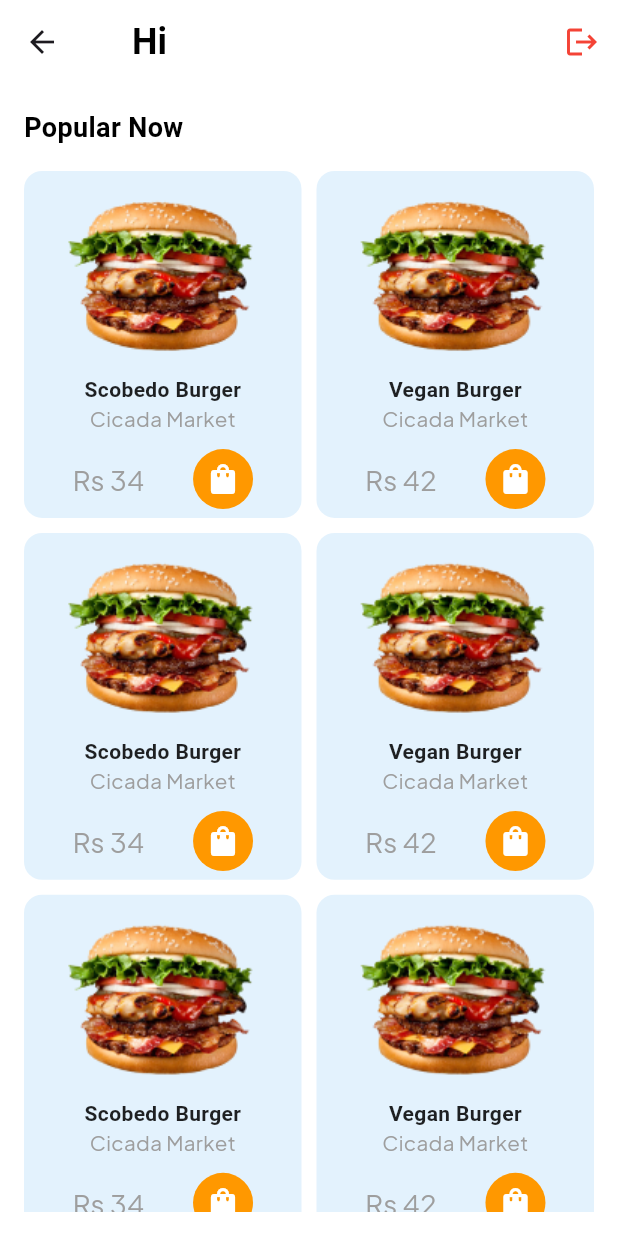
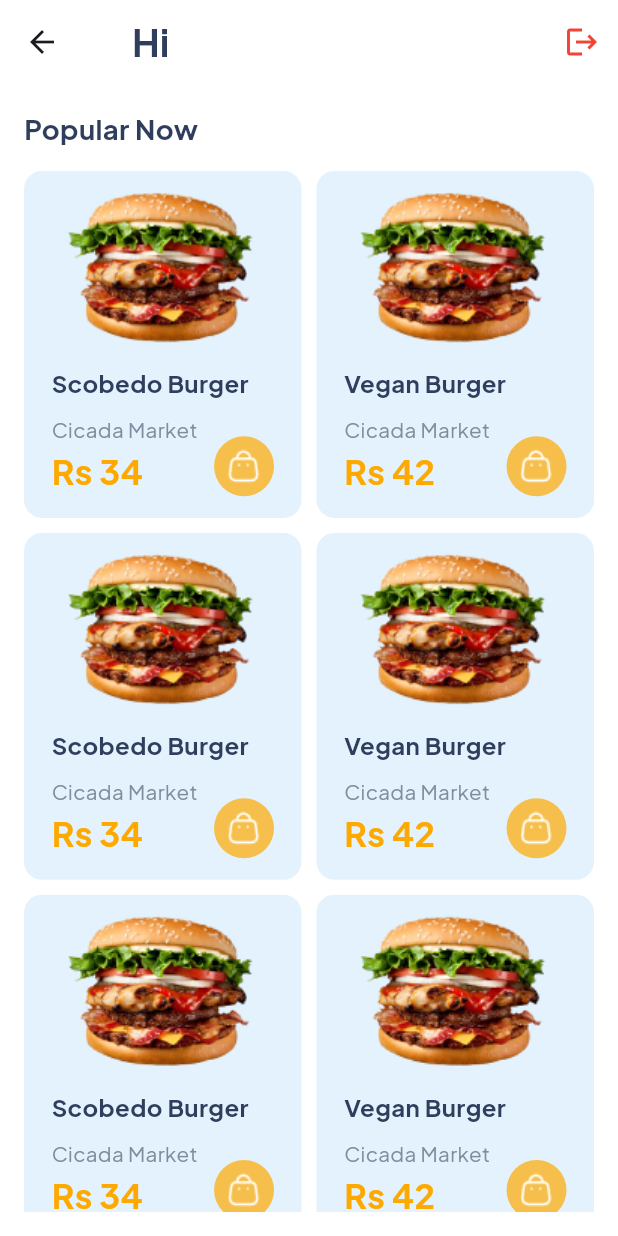
Before and after one commit to YahyaKhan007/stackBuffer-test, a Flutter app: the HomepageView screen opened by its route, on a phone screen of 412 x 824 dp. Run offline on Flutter 3.47's test engine with Material 3 defaults, Android fonts, the phone set to English and light mode, and no system bars; our stand-ins replace cached_network_image, cloud_firestore, equatable, firebase_auth, firebase_core, firebase_storage and 8 more; accounts and stored records are empty.

Commit message:
homepage done

```diff
--- a/lib/src/core/custom_elements/app_assets.dart
+++ b/lib/src/core/custom_elements/app_assets.dart
@@ -2,4 +2,6 @@ class AppAssets {
   static const splashImage = '';
   static const cartoon1 = 'assets/images/cartoon1.png';
   static const burger = 'assets/images/burger.png';
+  static const cartIcon = 'assets/images/cart_icon.png';
+  static const lunchImage = 'assets/images/lunch.png';
 }
--- a/lib/src/core/custom_elements/app_colors.dart
+++ b/lib/src/core/custom_elements/app_colors.dart
@@ -5,4 +5,6 @@ class AppColors {
   static const primary = Colors.white;
   static const secondary = Color(0xffFEA900);
   static const errorColor = Colors.red;
+  static const blueGrey = Color(0xff2E3E5C);
+  static const grey = Color(0xff7F8E9D);
 }
--- a/lib/src/core/services/route_service/app_route_service.dart
+++ b/lib/src/core/services/route_service/app_route_service.dart
@@ -2,14 +2,22 @@ import 'package:get/get.dart';
 import 'package:stackbuffer_test/src/modules/authentication/login/view/login_view.dart';
 import 'package:stackbuffer_test/src/modules/authentication/splash/view/splash_view.dart';
 import 'package:stackbuffer_test/src/modules/home/homepage/views/homepage_view.dart';
+import 'package:stackbuffer_test/src/modules/product_details/views/product_details_view.dart';
 
-enum AppRoutes { initial, login, homepage }
+enum AppRoutes {
+  initial,
+  login,
+  homepage,
+  productDetails,
+}
 
 class AppPages {
   static final routes = [
     GetPage(name: AppRoutes.initial.path, page: () => SplashView()),
     GetPage(name: AppRoutes.login.path, page: () => LoginView()),
     GetPage(name: AppRoutes.homepage.path, page: () => HomepageView()),
+    GetPage(
+        name: AppRoutes.productDetails.path, page: () => ProductDetailsView()),
   ];
 }
 
@@ -22,6 +30,8 @@ extension AppRoutesExtension on AppRoutes {
         return '/login';
       case AppRoutes.homepage:
         return '/homepage';
+      case AppRoutes.productDetails:
+        return '/productDetails';
       // Default route
     }
   }
--- a/lib/src/modules/authentication/splash/view/splash_view.dart
+++ b/lib/src/modules/authentication/splash/view/splash_view.dart
@@ -1,9 +1,11 @@
 import 'package:flutter/material.dart';
 import 'package:flutter_screenutil/flutter_screenutil.dart';
 import 'package:get/get.dart';
+import 'package:google_fonts/google_fonts.dart';
 import 'package:stackbuffer_test/src/core/custom_elements/base_scaffold.dart';
 import 'package:stackbuffer_test/src/modules/authentication/splash/controller/splash_controller.dart';
 
+import '../../../../core/custom_elements/app_colors.dart';
 import '../../../../core/custom_elements/app_strings.dart';
 import '../../../../core/custom_elements/custom_text.dart';
 
@@ -32,10 +34,10 @@ class _SplashViewState extends State<SplashView> {
       body: Center(
         child: CustomText(
           text: AppStrings.splashScreen,
-          textStyle: TextStyle(
-            fontSize: 12.sp,
-            fontWeight: FontWeight.normal,
-            fontStyle: FontStyle.italic,
+          textStyle: GoogleFonts.plusJakartaSans(
+            color: AppColors.blueGrey,
+            fontSize: 22.sp,
+            fontWeight: FontWeight.bold,
           ),
         ),
       ),
--- a/lib/src/modules/home/homepage/views/homepage_view.dart
+++ b/lib/src/modules/home/homepage/views/homepage_view.dart
@@ -6,6 +6,7 @@ import 'package:google_fonts/google_fonts.dart';
 import 'package:stackbuffer_test/src/core/custom_elements/app_assets.dart';
 import 'package:stackbuffer_test/src/core/custom_elements/app_constants.dart';
 import 'package:stackbuffer_test/src/core/custom_elements/custom_text.dart';
+import 'package:stackbuffer_test/src/core/services/route_service/app_route_service.dart';
 import 'package:stackbuffer_test/src/modules/home/homepage/controller/homepage_controller.dart';
 
 import '../../../../core/custom_elements/app_colors.dart';
@@ -26,9 +27,9 @@ class HomepageView extends StatelessWidget {
           padding: EdgeInsets.only(left: 16.0),
           child: Text(
             'Hi ${homepageController.userService.currentUser.value?.name ?? ""}',
-            style: TextStyle(
-              color: Colors.black,
-              fontSize: 24,
+            style: GoogleFonts.plusJakartaSans(
+              color: AppColors.blueGrey,
+              fontSize: 22.sp,
               fontWeight: FontWeight.bold,
             ),
           ),
@@ -45,12 +46,12 @@ class HomepageView extends StatelessWidget {
         child: Column(
           crossAxisAlignment: CrossAxisAlignment.start,
           children: [
-            const Text(
+             Text(
               'Popular Now',
-              style: TextStyle(
-                fontSize: 18,
-                fontWeight: FontWeight.w600,
-                color: Colors.black,
+              style: GoogleFonts.plusJakartaSans(
+                color: AppColors.blueGrey,
+                fontSize: 16.sp,
+                fontWeight: FontWeight.bold,
               ),
             ),
             const SizedBox(height: 16),
@@ -64,7 +65,9 @@ class HomepageView extends StatelessWidget {
                 ),
                 itemCount: AppConstants.burgerNames.length,
                 itemBuilder: (context, index) {
-                  return _buildBurgerCard(index);
+                  return _buildBurgerCard(index: index , onTap: (){
+                    Get.toNamed(AppRoutes.productDetails.path);
+                  });
                 },
               ),
             ),
@@ -74,8 +77,10 @@ class HomepageView extends StatelessWidget {
     );
   }
 
-  Widget _buildBurgerCard(int index) {
-    return Container(
+  Widget _buildBurgerCard({required int index, required VoidCallback onTap}) {
+    return GestureDetector(
+      onTap: onTap,
+      child: Container(
         decoration: BoxDecoration(
           color: Colors.blue.shade50,
           borderRadius: BorderRadius.circular(12),
@@ -85,44 +90,64 @@ class HomepageView extends StatelessWidget {
           children: [
             Image.asset(AppAssets.burger),
             // 8.verticalSpace,
+            Expanded(
+              child: Column(
+                mainAxisAlignment: MainAxisAlignment.start
+                ,crossAxisAlignment: CrossAxisAlignment.start,
+                children: [
                   Text(
                     AppConstants.burgerNames[index],
-            style: const TextStyle(
+                    style: GoogleFonts.plusJakartaSans(
+                      color: AppColors.blueGrey,
+                      fontSize: 14.sp,
                       fontWeight: FontWeight.bold,
-              color: Colors.black87,
                     ),
                   ),
+                  8.verticalSpace,
+
+                  Row(
+                    mainAxisAlignment: MainAxisAlignment.spaceBetween,
+                    children: [
+                    Column(
+                      mainAxisAlignment: MainAxisAlignment.start
+                      ,crossAxisAlignment: CrossAxisAlignment.start,
+                      children: [
                         CustomText(
                           text: 'Cicada Market',
                           textStyle: GoogleFonts.plusJakartaSans(
-              color: Colors.grey,
+                            color: AppColors.grey,
                             fontSize: 12.sp,
-              fontWeight: FontWeight.normal,
+                            fontWeight: FontWeight.w400,
                           ),
                         ),
-          8.verticalSpace,
-          Row(
-            mainAxisAlignment: MainAxisAlignment.spaceEvenly,
-            children: [
+                        // 8.verticalSpace,
                         CustomText(
                           text: AppConstants.prices[index],
                           textStyle: GoogleFonts.plusJakartaSans(
-                  color: Colors.grey,
-                  fontSize: 16.sp,
-                  fontWeight: FontWeight.normal,
+                            color: AppColors.secondary,
+                            fontSize: 20.sp,
+                            fontWeight: FontWeight.bold,
                           ),
+                        ),
+                      ],
                     ),
                     Container(
                       padding: const EdgeInsets.all(8),
-                decoration: const BoxDecoration(
-                  color: Colors.orange,
+                      decoration:  BoxDecoration(
+                        color: AppColors.secondary.withValues(alpha: 0.7),
                         shape: BoxShape.circle,
                       ),
-                child: const Icon(Icons.shopping_bag, color: Colors.white),
-              ),
+                      child:  Image.asset(AppAssets.cartIcon),
+                    ).paddingOnly(top: 12.h),
+                    // 8.verticalSpace,
+
+
+                  ],)
+                ],
+              ).paddingSymmetric(horizontal: 16.w),
+            )
           ],
         ),
-        ],
       ),
     );
   }
--- /dev/null
+++ b/lib/src/modules/product_details/views/product_details_view.dart
@@ -0,0 +1,10 @@
+import 'package:flutter/material.dart';
+
+class ProductDetailsView extends StatelessWidget {
+  const ProductDetailsView({super.key});
+
+  @override
+  Widget build(BuildContext context) {
+    return const Placeholder();
+  }
+}
--- a/pubspec.yaml
+++ b/pubspec.yaml
@@ -19,7 +19,7 @@ publish_to: 'none' # Remove this line if you wish to publish to pub.dev
 version: 1.0.0+1
 
 environment:
-  sdk: ^3.7.0
+  sdk: ^3.5.0
 
 # Dependencies specify other packages that your package needs in order to work.
 # To automatically upgrade your package dependencies to the latest versions
```
Also changed, not shown: assets/images/cart_icon.png (added), assets/images/lunch.png (added), pubspec.lock. Lines whose indentation alone changed are shown as unchanged.
